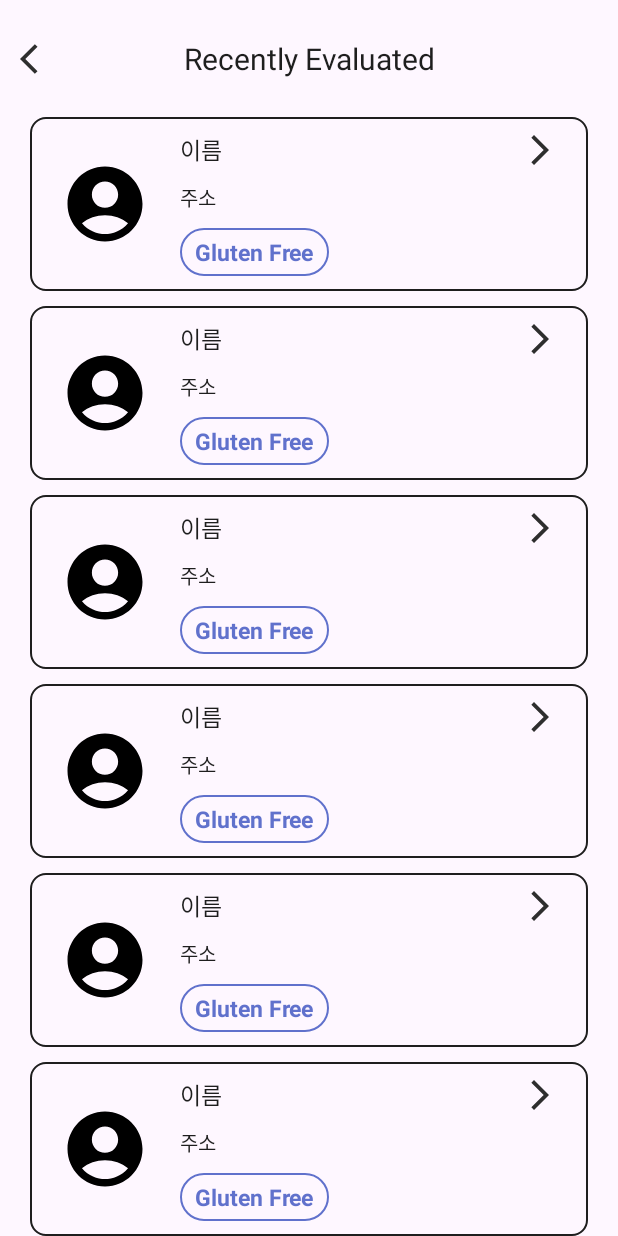
After one commit to picky-panda/picky, an Android app: the layout fragment_recently_evaluated.xml on its own in the app's theme, with its tools: preview values and no code run, on a phone screen of 412 x 824 dp. The commit adds this screen. Run offline under Robolectric (Android 15) with nearby library versions, the phone set to English and light mode, and no system bars.

Commit message:
Recently Evaluated View 구현

```diff
--- a/app/build.gradle.kts
+++ b/app/build.gradle.kts
@@ -50,6 +50,7 @@ dependencies {
     implementation("androidx.constraintlayout:constraintlayout:2.1.4")
     implementation("de.hdodenhof:circleimageview:3.1.0")
     implementation("androidx.preference:preference:1.2.0")
+    implementation("androidx.recyclerview:recyclerview:1.3.2")
     testImplementation("junit:junit:4.13.2")
     androidTestImplementation("androidx.test.ext:junit:1.1.5")
     androidTestImplementation("androidx.test.espresso:espresso-core:3.5.1")
--- /dev/null
+++ b/app/src/main/res/drawable/baseline_arrow_forward_ios_24.xml
@@ -0,0 +1,5 @@
+<vector android:autoMirrored="true" android:height="24dp"
+    android:tint="#2E2E2E" android:viewportHeight="24"
+    android:viewportWidth="24" android:width="24dp" xmlns:android="http://schemas.android.com/apk/res/android">
+    <path android:fillColor="@android:color/white" android:pathData="M6.23,20.23l1.77,1.77l10,-10l-10,-10l-1.77,1.77l8.23,8.23z"/>
+</vector>
--- /dev/null
+++ b/app/src/main/res/layout/fragment_recently_evaluated.xml
@@ -0,0 +1,49 @@
+<?xml version="1.0" encoding="utf-8"?>
+<LinearLayout xmlns:android="http://schemas.android.com/apk/res/android"
+    xmlns:tools="http://schemas.android.com/tools"
+    xmlns:app="http://schemas.android.com/apk/res-auto"
+    android:layout_width="match_parent"
+    android:layout_height="match_parent"
+    android:orientation="vertical"
+    tools:context=".RecentlyEvaluatedFragment" >
+
+    <LinearLayout
+        android:layout_width="match_parent"
+        android:layout_height="78dp"
+        android:orientation="horizontal">
+
+        <ImageButton
+            android:id="@+id/backToMyPAgeButton"
+            android:layout_width="50dp"
+            android:layout_height="50dp"
+            android:layout_gravity="center"
+            android:backgroundTint="@color/transparent"
+            android:src="@drawable/baseline_arrow_back_ios_24" />
+
+        <TextView
+            android:id="@+id/SettingTitleTextView"
+            android:layout_width="wrap_content"
+            android:layout_height="wrap_content"
+            android:layout_gravity="center"
+            android:layout_weight="1"
+            android:gravity="center"
+            android:text="Recently Evaluated"
+            android:textColor="@color/black"
+            android:textSize="20dp" />
+
+        <View
+            android:layout_width="50dp"
+            android:layout_height="50dp"
+            android:layout_gravity="center"/>
+
+    </LinearLayout>
+
+    <androidx.recyclerview.widget.RecyclerView
+        android:layout_width="match_parent"
+        android:layout_height="match_parent"
+        app:layoutManager="androidx.recyclerview.widget.LinearLayoutManager"
+        android:orientation="vertical"
+        tools:itemCount="10"
+        tools:listitem="@layout/recently_evaluated_item"
+        />
+</LinearLayout>
--- a/app/src/main/res/layout/recently_evaluated_item.xml
+++ b/app/src/main/res/layout/recently_evaluated_item.xml
@@ -10,6 +10,14 @@
     android:background="@drawable/recently_evaluated_button_shape"
     android:paddingHorizontal="20dp"
     android:paddingVertical="10dp">
+
+    <ImageView
+        android:id="@+id/imageView2"
+        android:layout_width="wrap_content"
+        android:layout_height="wrap_content"
+        android:src="@drawable/baseline_arrow_forward_ios_24"
+        app:layout_constraintEnd_toEndOf="parent"
+        app:layout_constraintTop_toTopOf="parent" />
 
     <ImageView
         android:id="@+id/restaurantThumbnailImageView"
```
Also changed, not shown: app/src/main/java/org/gdsc_android/picky_panda/RecentlyEvaluatedFragment.kt (added, +59 -0 lines), app/src/main/res/layout/fragment_my_page.xml (+8 -26 lines).
